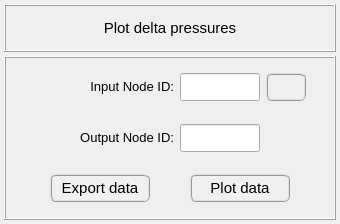
Old version of the form pulse/interface/ui_files/plots/results/acoustic/get_acoustic_delta_pressures.ui in the repository open-pulse/OpenPulse.
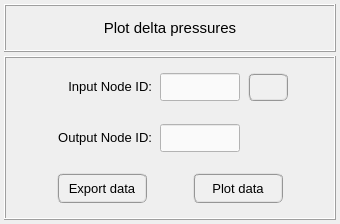
New version of the form.

Commit message: Refactoring acoustic pressure-related UI files

```diff
--- a/pulse/interface/ui_files/plots/results/acoustic/get_acoustic_delta_pressures.ui
+++ b/pulse/interface/ui_files/plots/results/acoustic/get_acoustic_delta_pressures.ui
@@ -155,147 +155,6 @@
       <property name="verticalSpacing">
        <number>0</number>
       </property>
-      <item row="2" column="0">
-       <widget class="QFrame" name="frame_buttons">
-        <property name="minimumSize">
-         <size>
-          <width>0</width>
-          <height>48</height>
-         </size>
-        </property>
-        <property name="frameShape">
-         <enum>QFrame::NoFrame</enum>
-        </property>
-        <property name="frameShadow">
-         <enum>QFrame::Raised</enum>
-        </property>
-        <layout class="QGridLayout" name="gridLayout_9">
-         <property name="leftMargin">
-          <number>0</number>
-         </property>
-         <property name="topMargin">
-          <number>0</number>
-         </property>
-         <property name="rightMargin">
-          <number>0</number>
-         </property>
-         <property name="bottomMargin">
-          <number>0</number>
-         </property>
-         <property name="spacing">
-          <number>0</number>
-         </property>
-         <item row="0" column="3">
-          <widget class="QPushButton" name="pushButton_plot_data">
-           <property name="minimumSize">
-            <size>
-             <width>100</width>
-             <height>28</height>
-            </size>
-           </property>
-           <property name="maximumSize">
-            <size>
-             <width>100</width>
-             <height>28</height>
-            </size>
-           </property>
-           <property name="font">
-            <font>
-             <family>MS Shell Dlg 2</family>
-             <pointsize>11</pointsize>
-             <weight>9</weight>
-             <italic>false</italic>
-             <bold>false</bold>
-            </font>
-           </property>
-           <property name="styleSheet">
-            <string notr="true">QPushButton{border-radius: 6px; border-color: rgb(150, 150, 150); border-style: ridge; border-width: 2px; color: rgb(0, 0, 0); background-color: rgb(240, 240, 240); font: 75 11pt &quot;MS Shell Dlg 2&quot;}
-QPushButton:hover{border-radius: 6px; border-color: rgb(0, 170, 255); border-style: ridge; border-width: 2px; color: rgb(0, 0, 0); background-color: rgba(174, 213, 255, 100); font: 75 11pt &quot;MS Shell Dlg 2&quot;}
-QPushButton:pressed{border-radius: 6px; border-color: rgb(0, 170, 255); border-style: ridge; border-width: 3px; color: rgb(0, 0, 0); background-color: rgb(174, 213, 255); font: 75 11pt &quot;MS Shell Dlg 2&quot;}</string>
-           </property>
-           <property name="text">
-            <string>Plot data</string>
-           </property>
-          </widget>
-         </item>
-         <item row="0" column="1">
-          <widget class="QPushButton" name="pushButton_export_data">
-           <property name="minimumSize">
-            <size>
-             <width>100</width>
-             <height>28</height>
-            </size>
-           </property>
-           <property name="maximumSize">
-            <size>
-             <width>100</width>
-             <height>28</height>
-            </size>
-           </property>
-           <property name="font">
-            <font>
-             <family>MS Shell Dlg 2</family>
-             <pointsize>11</pointsize>
-             <weight>9</weight>
-             <italic>false</italic>
-             <bold>false</bold>
-            </font>
-           </property>
-           <property name="styleSheet">
-            <string notr="true">QPushButton{border-radius: 6px; border-color: rgb(150, 150, 150); border-style: ridge; border-width: 2px; color: rgb(0, 0, 0); background-color: rgb(240, 240, 240); font: 75 11pt &quot;MS Shell Dlg 2&quot;}
-QPushButton:hover{border-radius: 6px; border-color: rgb(0, 170, 255); border-style: ridge; border-width: 2px; color: rgb(0, 0, 0); background-color: rgba(174, 213, 255, 100); font: 75 11pt &quot;MS Shell Dlg 2&quot;}
-QPushButton:pressed{border-radius: 6px; border-color: rgb(0, 170, 255); border-style: ridge; border-width: 3px; color: rgb(0, 0, 0); background-color: rgb(174, 213, 255); font: 75 11pt &quot;MS Shell Dlg 2&quot;}</string>
-           </property>
-           <property name="text">
-            <string>Export data</string>
-           </property>
-           <property name="flat">
-            <bool>false</bool>
-           </property>
-          </widget>
-         </item>
-         <item row="0" column="0">
-          <spacer name="horizontalSpacer_2">
-           <property name="orientation">
-            <enum>Qt::Horizontal</enum>
-           </property>
-           <property name="sizeHint" stdset="0">
-            <size>
-             <width>40</width>
-             <height>20</height>
-            </size>
-           </property>
-          </spacer>
-         </item>
-         <item row="0" column="2">
-          <spacer name="horizontalSpacer">
-           <property name="orientation">
-            <enum>Qt::Horizontal</enum>
-           </property>
-           <property name="sizeHint" stdset="0">
-            <size>
-             <width>40</width>
-             <height>20</height>
-            </size>
-           </property>
-          </spacer>
-         </item>
-         <item row="0" column="4">
-          <spacer name="horizontalSpacer_3">
-           <property name="orientation">
-            <enum>Qt::Horizontal</enum>
-           </property>
-           <property name="sizeHint" stdset="0">
-            <size>
-             <width>40</width>
-             <height>20</height>
-            </size>
-           </property>
-          </spacer>
-         </item>
-        </layout>
-       </widget>
-      </item>
       <item row="0" column="0">
        <widget class="QFrame" name="frame_input">
         <property name="minimumSize">
@@ -324,7 +183,7 @@
           <number>2</number>
          </property>
          <property name="horizontalSpacing">
-          <number>6</number>
+          <number>8</number>
          </property>
          <property name="verticalSpacing">
           <number>2</number>
@@ -356,9 +215,10 @@
             <string>Press to flip nodes.</string>
            </property>
            <property name="styleSheet">
-            <string notr="true">QPushButton{border-radius: 6px; border-color: rgb(150, 150, 150); border-style: ridge; border-width: 2px; color: rgb(0, 0, 0); background-color: rgb(240, 240, 240); font: 75 bold 11pt &quot;MS Shell Dlg 2&quot;}
-QPushButton:hover{border-radius: 6px; border-color: rgb(0, 170, 255); border-style: ridge; border-width: 2px; color: rgb(0, 0, 0); background-color: rgba(174, 213, 255, 100); font: 75 bold 11pt &quot;MS Shell Dlg 2&quot;}
-QPushButton:pressed{border-radius: 6px; border-color: rgb(0, 170, 255); border-style: ridge; border-width: 3px; color: rgb(0, 0, 0); background-color: rgb(174, 213, 255); font: 75 bold 11pt &quot;MS Shell Dlg 2&quot;}</string>
+            <string notr="true">QPushButton{border-radius: 6px; border-color: rgb(150, 150, 150); border-style: ridge; border-width: 2px; color: rgb(0, 0, 0); background-color: rgb(240, 240, 240)}
+QPushButton:hover{border-radius: 6px; border-color: rgb(0, 170, 255); border-style: ridge; border-width: 2px; color: rgb(0, 0, 0); background-color: rgba(174, 213, 255, 100)}
+QPushButton:pressed{border-radius: 6px; border-color: rgb(0, 170, 255); border-style: ridge; border-width: 2px; color: rgb(0, 0, 0); background-color: rgb(174, 213, 255)}
+QPushButton:disabled{border-radius: 6px; border-color: rgb(150, 150, 150); border-style: ridge; border-width: 0px; color: rgb(150,150, 150); background-color: rgb(220, 220, 220)}</string>
            </property>
            <property name="text">
             <string/>
@@ -378,13 +238,13 @@
           <widget class="QLabel" name="Input_NodeID">
            <property name="minimumSize">
             <size>
-             <width>140</width>
+             <width>100</width>
              <height>28</height>
             </size>
            </property>
            <property name="maximumSize">
             <size>
-             <width>140</width>
+             <width>100</width>
              <height>28</height>
             </size>
            </property>
@@ -420,18 +280,15 @@
            </property>
            <property name="font">
             <font>
-             <family>Arial</family>
-             <pointsize>11</pointsize>
-             <weight>75</weight>
-             <italic>true</italic>
-             <bold>true</bold>
+             <pointsize>10</pointsize>
             </font>
            </property>
            <property name="layoutDirection">
             <enum>Qt::LeftToRight</enum>
            </property>
            <property name="styleSheet">
-            <string notr="true"/>
+            <string notr="true">QLineEdit{color: rgb(0, 0, 0); background-color: rgb(250, 250, 250)}
+QLineEdit:disabled{color: rgb(100, 100, 100); background-color: rgb(240, 240, 240)}</string>
            </property>
            <property name="alignment">
             <set>Qt::AlignCenter</set>
@@ -495,7 +352,7 @@
           <number>2</number>
          </property>
          <property name="horizontalSpacing">
-          <number>6</number>
+          <number>8</number>
          </property>
          <property name="verticalSpacing">
           <number>2</number>
@@ -516,18 +373,15 @@
            </property>
            <property name="font">
             <font>
-             <family>Arial</family>
-             <pointsize>11</pointsize>
-             <weight>75</weight>
-             <italic>true</italic>
-             <bold>true</bold>
+             <pointsize>10</pointsize>
             </font>
            </property>
            <property name="layoutDirection">
             <enum>Qt::LeftToRight</enum>
            </property>
            <property name="styleSheet">
-            <string notr="true"/>
+            <string notr="true">QLineEdit{color: rgb(0, 0, 0); background-color: rgb(250, 250, 250)}
+QLineEdit:disabled{color: rgb(100, 100, 100); background-color: rgb(240, 240, 240)}</string>
            </property>
            <property name="alignment">
             <set>Qt::AlignCenter</set>
@@ -538,13 +392,13 @@
           <widget class="QLabel" name="Output_NodeID">
            <property name="minimumSize">
             <size>
-             <width>140</width>
+             <width>100</width>
              <height>28</height>
             </size>
            </property>
            <property name="maximumSize">
             <size>
-             <width>140</width>
+             <width>100</width>
              <height>28</height>
             </size>
            </property>
@@ -615,6 +469,155 @@
         </layout>
        </widget>
       </item>
+      <item row="2" column="0">
+       <widget class="QFrame" name="frame_buttons">
+        <property name="minimumSize">
+         <size>
+          <width>0</width>
+          <height>48</height>
+         </size>
+        </property>
+        <property name="maximumSize">
+         <size>
+          <width>16777215</width>
+          <height>16777215</height>
+         </size>
+        </property>
+        <property name="frameShape">
+         <enum>QFrame::NoFrame</enum>
+        </property>
+        <property name="frameShadow">
+         <enum>QFrame::Raised</enum>
+        </property>
+        <layout class="QGridLayout" name="gridLayout_12">
+         <property name="leftMargin">
+          <number>0</number>
+         </property>
+         <property name="topMargin">
+          <number>0</number>
+         </property>
+         <property name="rightMargin">
+          <number>0</number>
+         </property>
+         <property name="bottomMargin">
+          <number>0</number>
+         </property>
+         <property name="spacing">
+          <number>0</number>
+         </property>
+         <item row="0" column="0">
+          <spacer name="horizontalSpacer_8">
+           <property name="orientation">
+            <enum>Qt::Horizontal</enum>
+           </property>
+           <property name="sizeHint" stdset="0">
+            <size>
+             <width>40</width>
+             <height>20</height>
+            </size>
+           </property>
+          </spacer>
+         </item>
+         <item row="0" column="1">
+          <widget class="QPushButton" name="pushButton_export_data">
+           <property name="minimumSize">
+            <size>
+             <width>90</width>
+             <height>30</height>
+            </size>
+           </property>
+           <property name="maximumSize">
+            <size>
+             <width>90</width>
+             <height>30</height>
+            </size>
+           </property>
+           <property name="font">
+            <font>
+             <family>MS Shell Dlg 2</family>
+             <pointsize>10</pointsize>
+             <weight>50</weight>
+             <italic>false</italic>
+             <bold>false</bold>
+            </font>
+           </property>
+           <property name="styleSheet">
+            <string notr="true">QPushButton{border-radius: 6px; border-color: rgb(150, 150, 150); border-style: ridge; border-width: 2px; color: rgb(0, 0, 0); background-color: rgb(240, 240, 240)}
+QPushButton:hover{border-radius: 6px; border-color: rgb(0, 170, 255); border-style: ridge; border-width: 2px; color: rgb(0, 0, 0); background-color: rgba(174, 213, 255, 100)}
+QPushButton:pressed{border-radius: 6px; border-color: rgb(0, 170, 255); border-style: ridge; border-width: 2px; color: rgb(0, 0, 0); background-color: rgb(174, 213, 255)}
+QPushButton:disabled{border-radius: 6px; border-color: rgb(150, 150, 150); border-style: ridge; border-width: 0px; color: rgb(150,150, 150); background-color: rgb(220, 220, 220)}</string>
+           </property>
+           <property name="text">
+            <string>Export data</string>
+           </property>
+           <property name="flat">
+            <bool>false</bool>
+           </property>
+          </widget>
+         </item>
+         <item row="0" column="3">
+          <widget class="QPushButton" name="pushButton_plot_data">
+           <property name="minimumSize">
+            <size>
+             <width>90</width>
+             <height>30</height>
+            </size>
+           </property>
+           <property name="maximumSize">
+            <size>
+             <width>90</width>
+             <height>30</height>
+            </size>
+           </property>
+           <property name="font">
+            <font>
+             <family>MS Shell Dlg 2</family>
+             <pointsize>10</pointsize>
+             <weight>50</weight>
+             <italic>false</italic>
+             <bold>false</bold>
+            </font>
+           </property>
+           <property name="styleSheet">
+            <string notr="true">QPushButton{border-radius: 6px; border-color: rgb(150, 150, 150); border-style: ridge; border-width: 2px; color: rgb(0, 0, 0); background-color: rgb(240, 240, 240)}
+QPushButton:hover{border-radius: 6px; border-color: rgb(0, 170, 255); border-style: ridge; border-width: 2px; color: rgb(0, 0, 0); background-color: rgba(174, 213, 255, 100)}
+QPushButton:pressed{border-radius: 6px; border-color: rgb(0, 170, 255); border-style: ridge; border-width: 2px; color: rgb(0, 0, 0); background-color: rgb(174, 213, 255)}
+QPushButton:disabled{border-radius: 6px; border-color: rgb(150, 150, 150); border-style: ridge; border-width: 0px; color: rgb(150,150, 150); background-color: rgb(220, 220, 220)}</string>
+           </property>
+           <property name="text">
+            <string>Plot data</string>
+           </property>
+          </widget>
+         </item>
+         <item row="0" column="2">
+          <spacer name="horizontalSpacer_9">
+           <property name="orientation">
+            <enum>Qt::Horizontal</enum>
+           </property>
+           <property name="sizeHint" stdset="0">
+            <size>
+             <width>40</width>
+             <height>20</height>
+            </size>
+           </property>
+          </spacer>
+         </item>
+         <item row="0" column="4">
+          <spacer name="horizontalSpacer_10">
+           <property name="orientation">
+            <enum>Qt::Horizontal</enum>
+           </property>
+           <property name="sizeHint" stdset="0">
+            <size>
+             <width>40</width>
+             <height>20</height>
+            </size>
+           </property>
+          </spacer>
+         </item>
+        </layout>
+       </widget>
+      </item>
      </layout>
     </widget>
    </item>
```
The commit also changes 44 other files.
